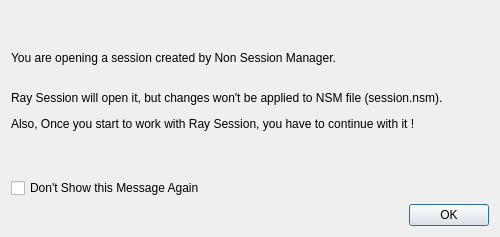
Houston4444/RaySession, file resources/ui/nsm_open_info.ui: the form before one commit.
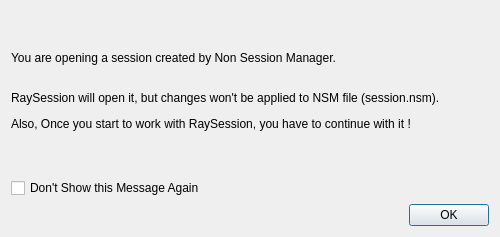
The form after the commit.

Commit message: change Ray Session to RaySession everywhere it defines the program name

```diff
--- a/resources/ui/nsm_open_info.ui
+++ b/resources/ui/nsm_open_info.ui
@@ -17,7 +17,7 @@
    <item>
     <widget class="QLabel" name="label">
      <property name="text">
-      <string>&lt;html&gt;&lt;head/&gt;&lt;body&gt;&lt;p&gt;You are opening a session created by Non Session Manager.&lt;/p&gt;&lt;p&gt;&lt;br/&gt;Ray Session will open it, but changes won't be applied to NSM file (session.nsm).&lt;/p&gt;&lt;p&gt;Also, Once you start to work with Ray Session, you have to continue with it !&lt;/p&gt;&lt;/body&gt;&lt;/html&gt;</string>
+      <string>&lt;html&gt;&lt;head/&gt;&lt;body&gt;&lt;p&gt;You are opening a session created by Non Session Manager.&lt;/p&gt;&lt;p&gt;&lt;br/&gt;RaySession will open it, but changes won't be applied to NSM file (session.nsm).&lt;/p&gt;&lt;p&gt;Also, Once you start to work with RaySession, you have to continue with it !&lt;/p&gt;&lt;/body&gt;&lt;/html&gt;</string>
      </property>
     </widget>
    </item>
```
The commit also changes 10 other files.
